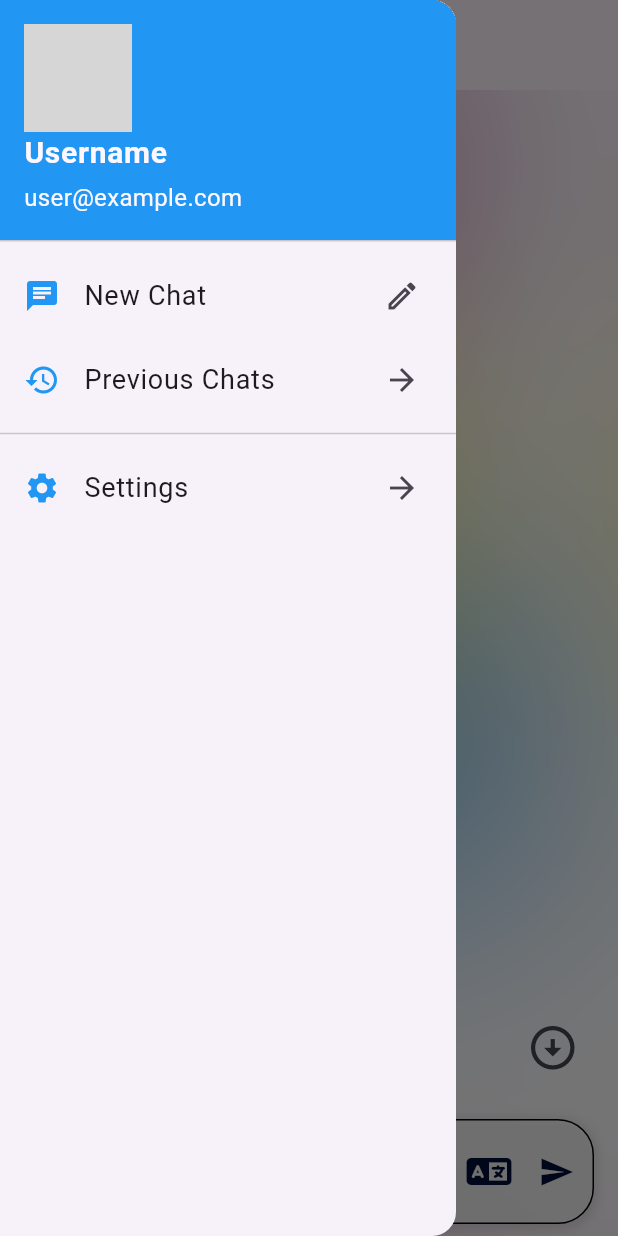
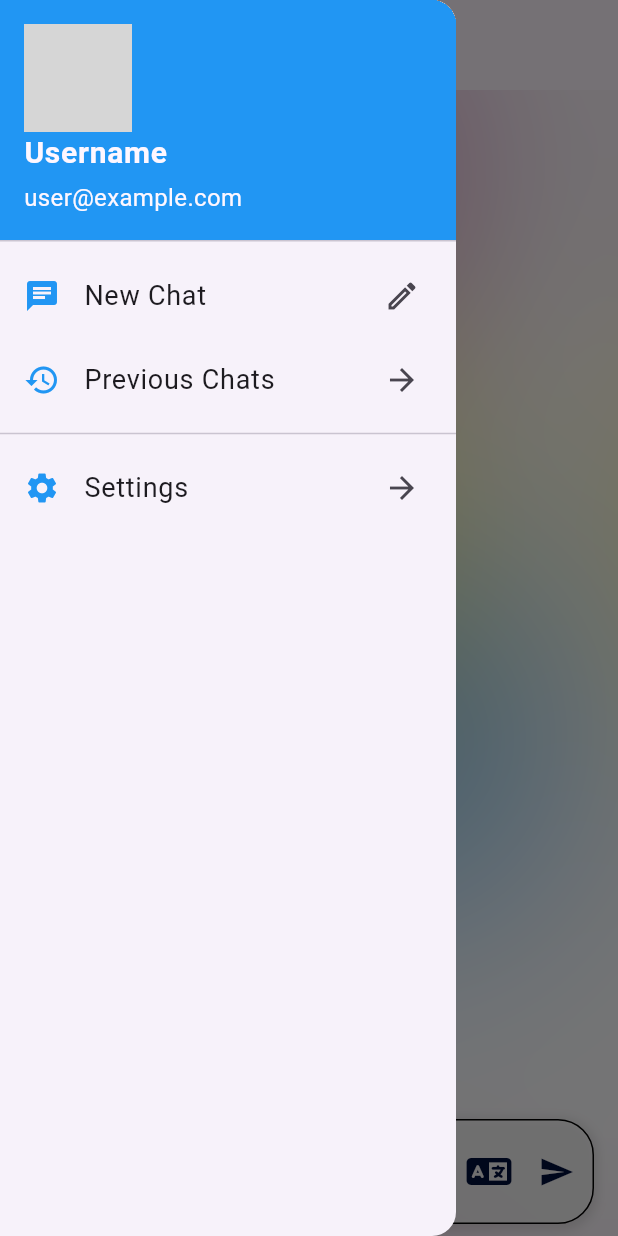
Before and after one commit to Baisalya/xonext, a Flutter app: the ChatScreen screen opened by its route, with the side drawer open, on a phone screen of 412 x 824 dp. Run offline on Flutter 3.47's test engine with Material 3 defaults, Android fonts, the phone set to English and light mode, and no system bars; our stand-ins replace dots_indicator, font_awesome_flutter, get; grey boxes are pictures that could not be loaded.

Commit message:
dcroll visible invisible added

```diff
--- a/lib/Pages/chat screen/ChatScreen.dart
+++ b/lib/Pages/chat screen/ChatScreen.dart
@@ -18,7 +18,8 @@ class ChatScreenState extends State<ChatScreen> with TickerProviderStateMixin {
   final TextEditingController _textController = TextEditingController();
   final List<Widget> _messages = <Widget>[];
   late TabController _tabController;
-  late ScrollController _scrollController; // Add this line
+  late ScrollController _scrollController;
+  bool showScrollToBottomIcon = false;
   void _handleSubmitted(String text) {
     _textController.clear();
 
@@ -40,12 +41,21 @@ class ChatScreenState extends State<ChatScreen> with TickerProviderStateMixin {
   @override
   void initState() {
     super.initState();
-    _tabController = TabController(length: 2, vsync: this); // Adjust the length as needed
-    _scrollController = ScrollController(); // Initialize the ScrollController
+    _tabController = TabController(length: 2, vsync: this);
+    _scrollController = ScrollController();
+
+    _scrollController.addListener(() {
+      setState(() {
+        // Check if scrolling is needed
+        showScrollToBottomIcon =
+            _scrollController.position.pixels > 100; // Adjust threshold as needed
+      });
+    });
   }
 
   @override
   Widget build(BuildContext context) {
+
     return Scaffold(
       appBar: CustomAppBar(),
       drawer: CustomDrawer(tabController: _tabController),
@@ -74,20 +84,24 @@ class ChatScreenState extends State<ChatScreen> with TickerProviderStateMixin {
               ],
             ),
           ),
-          Padding(
-            padding: const EdgeInsets.fromLTRB(0, 0, 18, 100),
-            child: Align(
-              alignment: Alignment.bottomRight,
-                child: IconButton(
-                    onPressed: (){ _scrollController.animateTo(
-                      0.0,
-                      duration: Duration(milliseconds: 500),
-                      curve: Curves.easeInOut,
-                    );},
-                    icon: Icon(Icons.arrow_circle_down_sharp,
-                    size: 35,))),
-          ),
-
+          if (showScrollToBottomIcon)
+            Positioned(
+              bottom: 100,
+              right: 8,
+              child: IconButton(
+                onPressed: () {
+                  _scrollController.animateTo(
+                    0.0,
+                    duration: Duration(milliseconds: 500),
+                    curve: Curves.easeInOut,
+                  );
+                },
+                icon: Icon(
+                  Icons.arrow_circle_down_sharp,
+                  size: 35,
+                ),
+              ),
+            ),
         ],
       ),
     );
```
